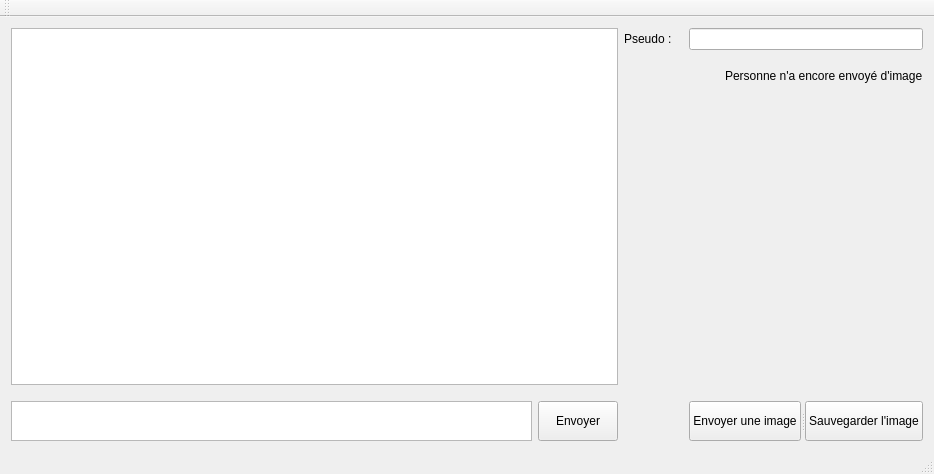
This is mainwindow.ui in codekiwifi/Messagerie-Multicast-Qt as Qt 5 draws it before an edit. The edited form follows.
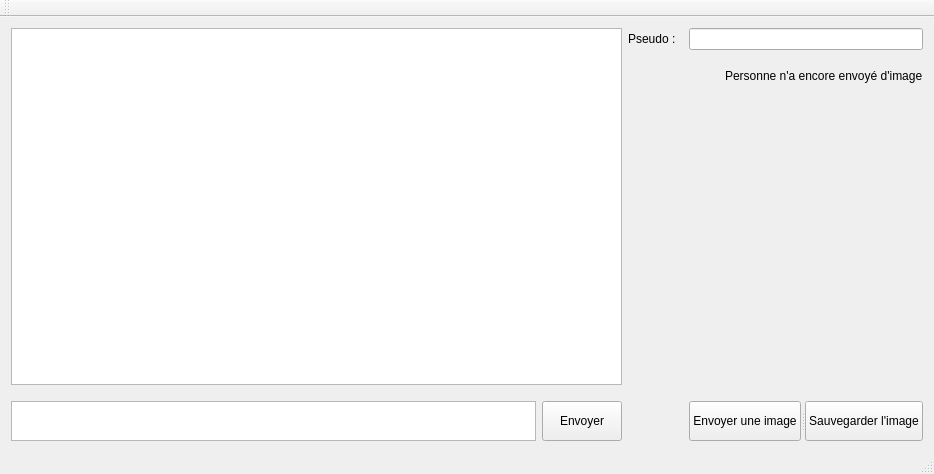
This is the edited form.

Diff of the .ui file:
```diff
--- a/mainwindow.ui
+++ b/mainwindow.ui
@@ -25,8 +25,8 @@
       </property>
       <property name="sizeHint" stdset="0">
        <size>
-        <width>5</width>
-        <height>5</height>
+        <width>1</width>
+        <height>1</height>
        </size>
       </property>
      </spacer>
```
Left out of the diff: 2 changed lines with no effect on the pictures.
